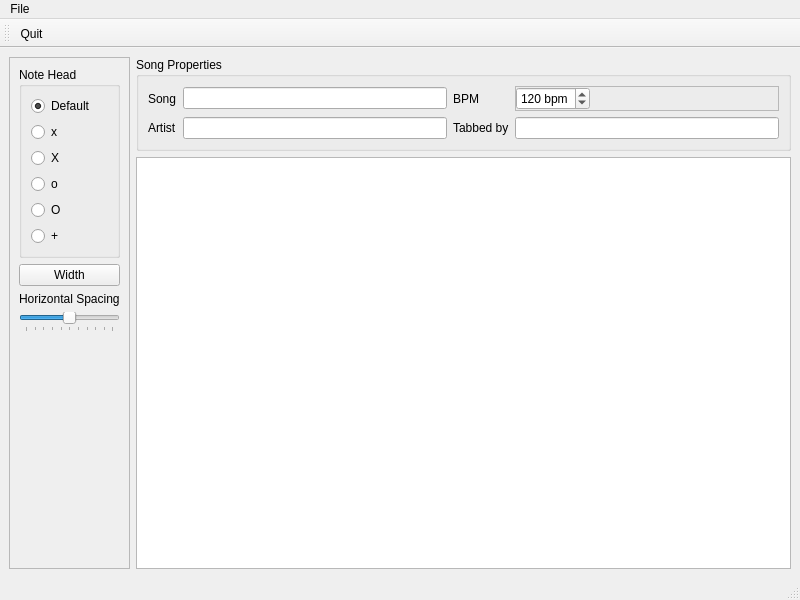
Whatang/DrumBurp, file GUI/drumburp.ui: the form before one commit.
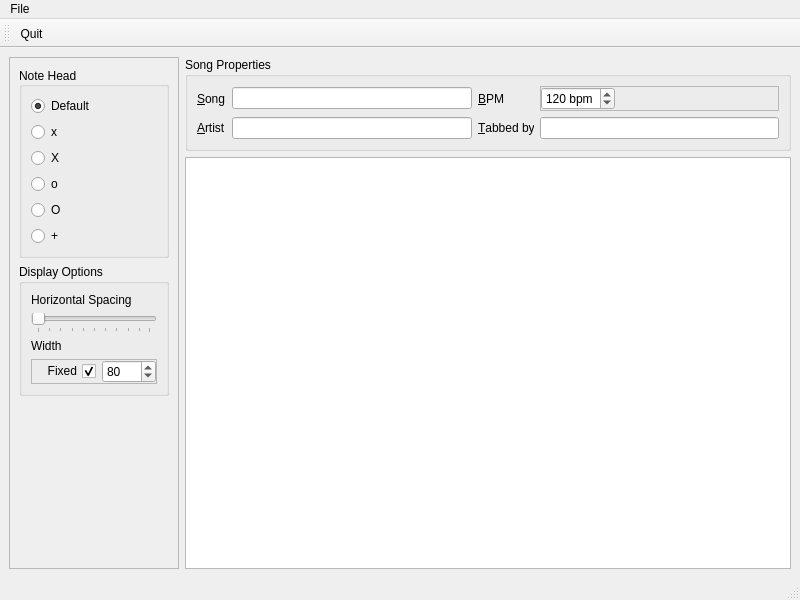
The form after the commit. Custom widgets are drawn as their Qt base class.

Commit message: Added note toggling, and width control.

```diff
--- a/GUI/drumburp.ui
+++ b/GUI/drumburp.ui
@@ -26,9 +26,15 @@
       <layout class="QVBoxLayout" name="verticalLayout_2">
        <item>
         <widget class="QGroupBox" name="groupBox">
+         <property name="layoutDirection">
+          <enum>Qt::LeftToRight</enum>
+         </property>
          <property name="title">
           <string>Note Head</string>
          </property>
+         <property name="alignment">
+          <set>Qt::AlignLeading|Qt::AlignLeft|Qt::AlignVCenter</set>
+         </property>
          <layout class="QVBoxLayout" name="verticalLayout">
           <item>
            <widget class="RadioButtonTeller" name="RadioButtonTeller">
@@ -94,12 +100,11 @@
         </widget>
        </item>
        <item>
-        <widget class="QPushButton" name="pushButton">
-         <property name="text">
-          <string>Width</string>
+        <widget class="QGroupBox" name="groupBox_3">
+         <property name="title">
+          <string>Display Options</string>
          </property>
-        </widget>
-       </item>
+         <layout class="QVBoxLayout" name="verticalLayout_3">
        <item>
         <widget class="QLabel" name="label_5">
          <property name="text">
@@ -119,7 +124,7 @@
           </sizepolicy>
          </property>
          <property name="value">
-          <number>50</number>
+             <number>0</number>
          </property>
          <property name="orientation">
           <enum>Qt::Horizontal</enum>
@@ -130,6 +135,63 @@
         </widget>
        </item>
        <item>
+           <widget class="QLabel" name="label_6">
+            <property name="text">
+             <string>Width</string>
+            </property>
+           </widget>
+          </item>
+          <item>
+           <widget class="QFrame" name="frame_3">
+            <property name="frameShape">
+             <enum>QFrame::StyledPanel</enum>
+            </property>
+            <property name="frameShadow">
+             <enum>QFrame::Raised</enum>
+            </property>
+            <layout class="QHBoxLayout" name="horizontalLayout_2">
+             <property name="topMargin">
+              <number>0</number>
+             </property>
+             <property name="rightMargin">
+              <number>0</number>
+             </property>
+             <property name="bottomMargin">
+              <number>0</number>
+             </property>
+             <item>
+              <widget class="QCheckBox" name="checkBox">
+               <property name="layoutDirection">
+                <enum>Qt::RightToLeft</enum>
+               </property>
+               <property name="text">
+                <string>Fixed</string>
+               </property>
+               <property name="checked">
+                <bool>true</bool>
+               </property>
+              </widget>
+             </item>
+             <item>
+              <widget class="QSpinBox" name="widthSpinBox">
+               <property name="minimum">
+                <number>10</number>
+               </property>
+               <property name="maximum">
+                <number>1000</number>
+               </property>
+               <property name="value">
+                <number>80</number>
+               </property>
+              </widget>
+             </item>
+            </layout>
+           </widget>
+          </item>
+         </layout>
+        </widget>
+       </item>
+       <item>
         <spacer name="verticalSpacer_2">
          <property name="orientation">
           <enum>Qt::Vertical</enum>
@@ -154,7 +216,7 @@
        <item row="0" column="0">
         <widget class="QLabel" name="label">
          <property name="text">
-          <string>Song</string>
+          <string>&amp;Song</string>
          </property>
          <property name="buddy">
           <cstring>lineEdit</cstring>
@@ -167,7 +229,7 @@
        <item row="0" column="2">
         <widget class="QLabel" name="label_3">
          <property name="text">
-          <string>BPM</string>
+          <string>&amp;BPM</string>
          </property>
          <property name="buddy">
           <cstring>spinBox</cstring>
@@ -177,7 +239,7 @@
        <item row="1" column="0">
         <widget class="QLabel" name="label_2">
          <property name="text">
-          <string>Artist</string>
+          <string>&amp;Artist</string>
          </property>
          <property name="buddy">
           <cstring>lineEdit_2</cstring>
@@ -190,7 +252,10 @@
        <item row="1" column="2">
         <widget class="QLabel" name="label_4">
          <property name="text">
-          <string>Tabbed by</string>
+          <string>&amp;Tabbed by</string>
+         </property>
+         <property name="textInteractionFlags">
+          <set>Qt::NoTextInteraction</set>
          </property>
          <property name="buddy">
           <cstring>lineEdit_3</cstring>
@@ -269,11 +334,14 @@
        <enum>QAbstractItemView::NoSelection</enum>
       </property>
       <property name="textElideMode">
-       <enum>Qt::ElideNone</enum>
+       <enum>Qt::ElideMiddle</enum>
       </property>
       <property name="showGrid">
        <bool>false</bool>
       </property>
+      <property name="gridStyle">
+       <enum>Qt::NoPen</enum>
+      </property>
       <property name="wordWrap">
        <bool>false</bool>
       </property>
@@ -284,7 +352,7 @@
        <bool>false</bool>
       </attribute>
       <attribute name="horizontalHeaderDefaultSectionSize">
-       <number>10</number>
+       <number>0</number>
       </attribute>
       <attribute name="horizontalHeaderHighlightSections">
        <bool>false</bool>
@@ -293,7 +361,7 @@
        <number>0</number>
       </attribute>
       <attribute name="verticalHeaderDefaultSectionSize">
-       <number>10</number>
+       <number>0</number>
       </attribute>
       <attribute name="verticalHeaderHighlightSections">
        <bool>false</bool>
@@ -302,7 +370,7 @@
        <number>0</number>
       </attribute>
       <attribute name="verticalHeaderDefaultSectionSize">
-       <number>10</number>
+       <number>0</number>
       </attribute>
       <attribute name="horizontalHeaderVisible">
        <bool>false</bool>
@@ -320,7 +388,7 @@
        <bool>false</bool>
       </attribute>
       <attribute name="horizontalHeaderDefaultSectionSize">
-       <number>10</number>
+       <number>0</number>
       </attribute>
      </widget>
     </item>
```
Left out of the diff: 90 changed lines with no effect on the pictures. Lines whose indentation alone changed are shown as unchanged. The commit also changes 9 other files.
